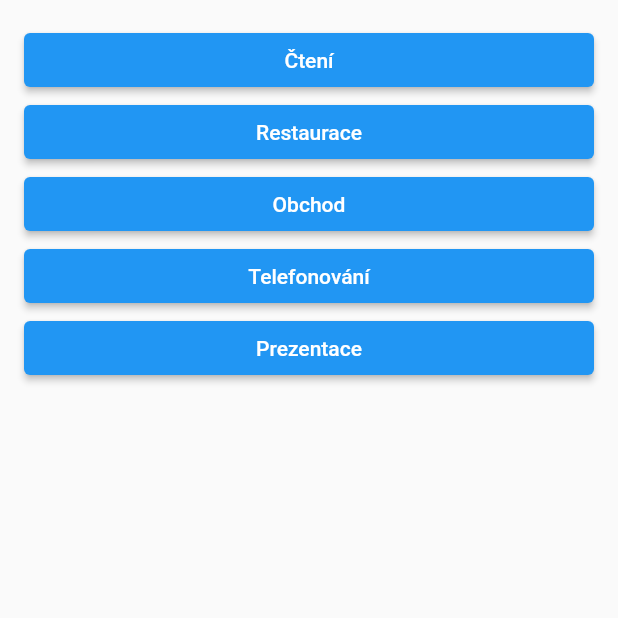
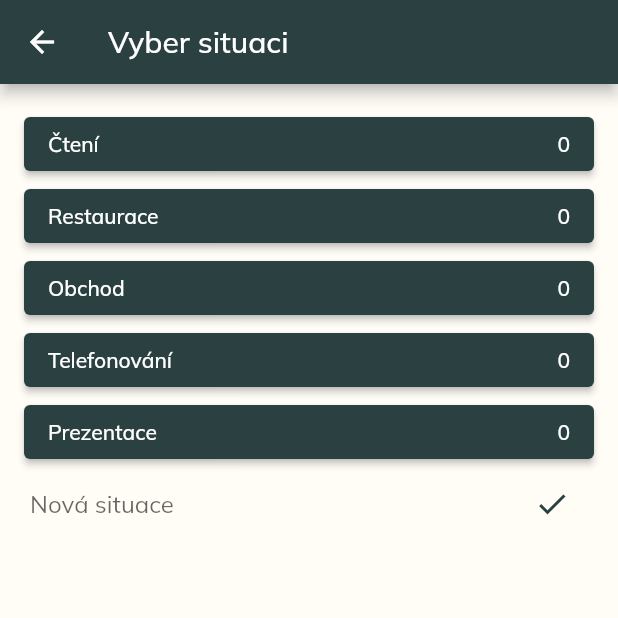
Before and after one commit to Moteele/Balbu, a Flutter app: the screen it shows after launch, after a tap on "Začít", on a phone screen of 412 x 824 dp, the top half of it. Run offline on Flutter 3.47's test engine with Material 2 defaults, Android fonts, the phone set to English and light mode, and no system bars; our stand-ins replace google_fonts, just_audio, sqflite; missing offline and left inert: record; accounts and stored records are empty.

Commit message:
adding mood, theme and database

```diff
--- /dev/null
+++ b/lib/db_header.dart
@@ -0,0 +1,47 @@
+import 'package:sqflite/sqflite.dart';
+
+class Recording {
+  final int id;
+  final String situation;
+
+  Recording({required this.id, required this.situation});
+  Map<String, dynamic> toMap() {
+    return {'id': id, 'situation': situation};
+  }
+
+  @override
+  String toString() {
+    return 'Recording{id: $id, situation: $situation}';
+  }
+}
+
+class Situation {
+  final String name;
+  final int id;
+  Situation({required this.id, required this.name});
+}
+
+Future<List<Situation>> sits(Database db) async {
+  // Query the table for all The Dogs.
+  final List<Map<String, dynamic>> maps = await db.query('situations');
+
+  // Convert the List<Map<String, dynamic> into a List<Situation>.
+  return List.generate(maps.length, (i) {
+    return Situation(
+      id: maps[i]['id'],
+      name: maps[i]['name'],
+    );
+  });
+}
+
+void createDb(Database db, int version) async {
+  Batch batch = db.batch();
+  batch.execute("CREATE TABLE situations(id INTEGER PRIMARY KEY, name TEXT);");
+  batch.execute("CREATE TABLE recordings(id INTEGER PRIMARY KEY, situation_id INTEGER, FOREIGN KEY(situation_id) REFERENCES situations(id));");
+  batch.execute("INSERT INTO situations(id, name) VALUES(1, 'Čtení')");
+  batch.execute("INSERT INTO situations(id, name) VALUES(2, 'Restaurace')");
+  batch.execute("INSERT INTO situations(id, name) VALUES(3, 'Obchod')");
+  batch.execute("INSERT INTO situations(id, name) VALUES(4, 'Telefonování')");
+  batch.execute("INSERT INTO situations(id, name) VALUES(5, 'Prezentace')");
+  await batch.commit(noResult: true);
+}
--- a/lib/main.dart
+++ b/lib/main.dart
@@ -1,6 +1,73 @@
 import 'package:flutter/material.dart';
+import 'package:google_fonts/google_fonts.dart';
+import 'package:sqflite/sqflite.dart';
+import 'package:path/path.dart';
 import 'welcome.dart';
+import 'db_header.dart';
 
-void main() {
-  runApp(const MaterialApp(home: Welcome()));
+void main() async {
+  WidgetsFlutterBinding.ensureInitialized();
+
+  var databasesPath = await getDatabasesPath();
+  String path = join(databasesPath, 'database.db');
+  //await deleteDatabase(path);
+  final database = await openDatabase(
+    path,
+    onCreate: createDb,
+    version: 1,
+  );
+
+  Future<void> insertRecording(Recording record) async {
+    final db = database;
+
+    await db.insert(
+      'recordings',
+      record.toMap(),
+      conflictAlgorithm: ConflictAlgorithm.replace,
+    );
+  }
+
+  Future<List<Recording>> recs() async {
+    final db = database;
+
+    // Query the table for all The Dogs.
+    final List<Map<String, dynamic>> maps = await db.query('recordings');
+
+    // Convert the List<Map<String, dynamic> into a List<Dog>.
+    return List.generate(maps.length, (i) {
+      return Recording(
+        id: maps[i]['id'],
+        situation: maps[i]['situation'],
+      );
+    });
+  }
+
+  Future<List<Situation>> situations() async {
+    final db = database;
+    final List<Map<String, dynamic>> maps = await db.query('situations');
+    return List.generate(maps.length, (i) {
+      return Situation(
+        id: maps[i]['id'],
+        name: maps[i]['name'],
+      );
+    });
+  }
+
+  runApp(MaterialApp(
+    home: Welcome(
+      db: database,
+    ),
+    theme: ThemeData(
+      //backgroundColor: const Color(0xFF00C4CC),
+      scaffoldBackgroundColor: Color(0xFFFFFDF6),
+      primaryColor: Color(0xFF2B4141),
+      colorScheme: ColorScheme.fromSwatch(
+        primarySwatch: Colors.green,).copyWith(
+          primary: Color(0xFF2B4141),
+          secondary: Color(0xFFC4d6bb),
+        ),
+        textTheme: GoogleFonts.mulishTextTheme(),
+      )
+    )
+  );
 }
--- a/lib/situations.dart
+++ b/lib/situations.dart
@@ -1,43 +1,146 @@
 import 'package:balbu1/record.dart';
 import 'package:flutter/material.dart';
+import 'package:sqflite/sqflite.dart';
+import 'db_header.dart';
+import 'mood.dart';
 
 class Situations extends StatefulWidget {
+  final Database db;
+
+  const Situations({Key? key, required this.db}) : super(key: key);
   @override
   _SituationsState createState() => _SituationsState();
 }
 
 class _SituationsState extends State<Situations> {
-  final _situations = <String>[
-    'Čtení',
-    'Restaurace',
-    'Obchod',
-    'Telefonování',
-    'Prezentace'
-  ];
+  Future<void> _addSituation(String name) async {
+    if (name == "") return;
+    setState(() {});
+    await widget.db.transaction((txn) async {
+      await txn.rawInsert("INSERT INTO situations(name) VALUES('$name')");
+    });
+  }
+
   @override
   Widget build(BuildContext context) {
-    return MaterialApp(
-      theme: ThemeData(
-        primaryColor: Colors.lightGreen[210],
-      ),
-      home: Scaffold(
-        body: _buildSituations()
-      ),
+    return Scaffold(
+      appBar: AppBar(title: Text('Vyber situaci'),),
+        body: _buildSituations(),
     );
   }
 
   Widget _buildSituations() {
+    int _count = 1;
+    final Future<List<Situation>> _sits = sits(widget.db);
+    return DefaultTextStyle(
+        style: Theme.of(context).textTheme.headline2!,
+        textAlign: TextAlign.center,
+        child: FutureBuilder<List<Situation>>(
+          future: _sits,
+          builder:
+              (BuildContext context, AsyncSnapshot<List<Situation>> snapshot) {
+            List<Widget> children;
+            if (snapshot.hasData) {
+              _count = (snapshot.data?.length ?? 0) + 1;
               return ListView.builder(
                   padding: const EdgeInsets.all(16.0),
-        itemCount: _situations.length,
-        itemBuilder: /*1*/ (context, i) {
+                  itemCount: _count,
+                  itemBuilder: (context, i) {
+                    if (i == snapshot.data?.length) {
+                      return NewSituation(update: _addSituation);
+                    }
+                    return situationButton(snapshot.data![i].name, context);
+                  });
+            } else if (snapshot.hasError) {
+              children = <Widget>[
+                const Icon(
+                  Icons.error_outline,
+                  color: Colors.red,
+                  size: 60,
+                ),
+                Padding(
+                  padding: const EdgeInsets.only(top: 16),
+                  child: Text('Error: ${snapshot.error}'),
+                )
+              ];
+            } else {
+              children = const <Widget>[
+                SizedBox(
+                  width: 60,
+                  height: 60,
+                  child: CircularProgressIndicator(),
+                ),
+                Padding(
+                  padding: EdgeInsets.only(top: 16),
+                  child: Text('Načítám...'),
+                )
+              ];
+            }
+            return Center(
+                child: Column(
+              children: children,
+            ));
+          },
+        ));
+  }
+}
+
+Widget situationButton(String name, BuildContext context) {
   return ElevatedButton(
-            child: Text(_situations[i]),
-            onPressed: () {Navigator.push(
+      child: Row(
+        mainAxisAlignment: MainAxisAlignment.spaceBetween,
+        children: [
+          Flexible(child: Text(name)),
+          Container(child: Text('0')),
+        ],
+      ),
+      onPressed: () {
+        Navigator.push(
           context,
-                      MaterialPageRoute(builder: (context) => MyApp(situation: _situations[i])),
-                    );}
+          MaterialPageRoute(builder: (context) => Mood(situation: name)),
         );
       });
 }
+
+class NewSituation extends StatefulWidget {
+  final update;
+  const NewSituation({Key? key, required this.update}) : super(key: key);
+  @override
+  _NewSituationState createState() => _NewSituationState();
 }
+
+class _NewSituationState extends State<NewSituation> {
+  final _textController = TextEditingController();
+
+  void _handleSubmitted(String text) {
+    _textController.clear();
+  }
+
+  @override
+  Widget build(BuildContext context) {
+    return IconTheme(
+      data: IconThemeData(color: Theme.of(context).colorScheme.primary),
+      child: Container(
+        margin: const EdgeInsets.symmetric(horizontal: 4.0),
+        child: Row(
+          children: [
+            Flexible(
+              child: TextField(
+                controller: _textController,
+                onSubmitted: _handleSubmitted,
+                decoration:
+                    const InputDecoration.collapsed(hintText: 'Nová situace'),
+              ),
+            ),
+            Container(
+              //margin: const EdgeInsets.symmetric(horizontal: 4.0),
+              child: IconButton(
+                  icon: const Icon(Icons.check),
+                  onPressed: () => widget.update(_textController.text)),
+            ),
+          ],
+        ),
+      ),
+    );
+  }
+}
--- a/lib/welcome.dart
+++ b/lib/welcome.dart
@@ -1,17 +1,18 @@
 import 'package:balbu1/situations.dart';
 import 'package:flutter/material.dart';
 import 'package:flutter/widgets.dart';
+import 'package:google_fonts/google_fonts.dart';
+import 'package:sqflite/sqflite.dart';
+
+import 'mood.dart';
 
 class Welcome extends StatelessWidget {
-  const Welcome({Key? key}) : super(key: key);
+  final Database db;
+  Welcome({Key? key, required this.db}) : super(key: key);
 
   @override
   Widget build(BuildContext context) {
-    return MaterialApp(
-      theme: ThemeData(
-        primaryColor: Colors.lightGreen[210],
-      ),
-      home: Scaffold(
+    return Scaffold(
         body: Container(
           margin: const EdgeInsets.only(top: 100.0, left: 20, right: 20),
           alignment: Alignment.center,
@@ -20,43 +21,53 @@ class Welcome extends StatelessWidget {
             children: [
               const Text(
                 'Vítám Tě\nv\naplikaci BALBU',
-                style: TextStyle(fontSize: 40),
+                style: TextStyle(fontSize: 40, fontWeight: FontWeight.w800),
                 textAlign: TextAlign.center,
               ),
-              const Padding(
-                padding: EdgeInsets.all(50),
-                child: Icon(Icons.chat_bubble_rounded, size: 100),
+              Padding(
+                padding: const EdgeInsets.symmetric(vertical: 60),
+                child: const Image(image: AssetImage('assets/icon.png'), width: 200),
               ),
-              const Image(image: AssetImage('assets/icon.svg')),
+              Column(
+                children: [
                   Padding(
-                padding: EdgeInsets.all(30),
+                    padding: const EdgeInsets.only(bottom: 10),
+                    child: SizedBox(
+                      height: 70,
                       child: ElevatedButton(
-                  style: ElevatedButton.styleFrom(shape: StadiumBorder()),
+                        style: ElevatedButton.styleFrom(shape: StadiumBorder(),padding: EdgeInsets.all(10)),
                         onPressed: () {
                           Navigator.push(
                             context,
-                      MaterialPageRoute(builder: (context) => Situations()),
+                            MaterialPageRoute(builder: (context) => Situations(db: db)),
                           );
                         },
-                  child: const Text('Začít', style: TextStyle(fontSize: 40)),
+                        child:
+                            const Text('Začít', style: TextStyle(fontSize: 30)),
+                      ),
                     ),
                   ),
                   Padding(
-                padding: EdgeInsets.all(30),
+                    padding: const EdgeInsets.only(bottom: 10),
+                    child: SizedBox(
+                      height: 70,
                       child: ElevatedButton(
-                  style: ElevatedButton.styleFrom(shape: StadiumBorder()),
+                        style: ElevatedButton.styleFrom(shape: const StadiumBorder(),
+                        ),
                         onPressed: () {
                           Navigator.push(
                             context,
-                      MaterialPageRoute(builder: (context) => Situations()),
+                            MaterialPageRoute(builder: (context) => Situations(db: db)),
                           );
                         },
-                  child:
-                      const Text('Můj přehled', style: TextStyle(fontSize: 40)),
+                        child: const Text('Můj přehled',
+                            style: TextStyle(fontSize: 30)),
                       ),
+                    ),
+                  ),
+                ],
               )
             ],
-          ),
           ),
         ),
     );
--- a/pubspec.yaml
+++ b/pubspec.yaml
@@ -36,6 +36,8 @@ dependencies:
   cupertino_icons: ^1.0.2
   record: ^3.0.2
   just_audio: ^0.9.18
+  google_fonts: ^2.2.0
+  sqflite: ^2.0.2
 
 dev_dependencies:
   flutter_launcher_icons: "^0.9.2"
@@ -61,7 +63,8 @@ flutter:
   uses-material-design: true
 
   # To add assets to your application, add an assets section, like this:
-  # assets:
+  assets:
+    - assets/icon.png
   #   - images/a_dot_burr.jpeg
   #   - images/a_dot_ham.jpeg
 
```
Also changed, not shown: lib/database.dart (added, +77 -0 lines), lib/mood.dart (added, +74 -0 lines), lib/record.dart (+1 -6 lines), lib/utils.dart (added), pubspec.lock. Lines whose indentation alone changed are shown as unchanged.
